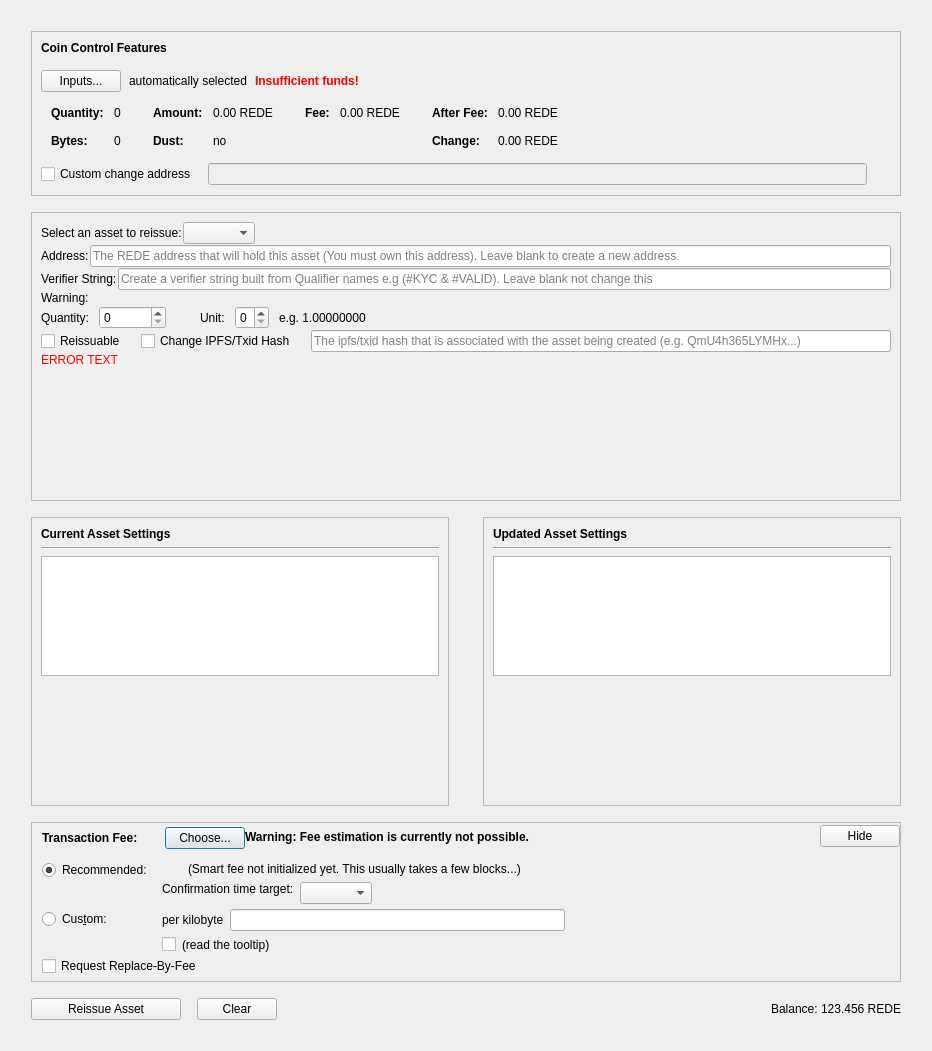
First picture: the form in src/qt/forms/reissueassetdialog.ui, repository shahepay/shahepay, before the edit.
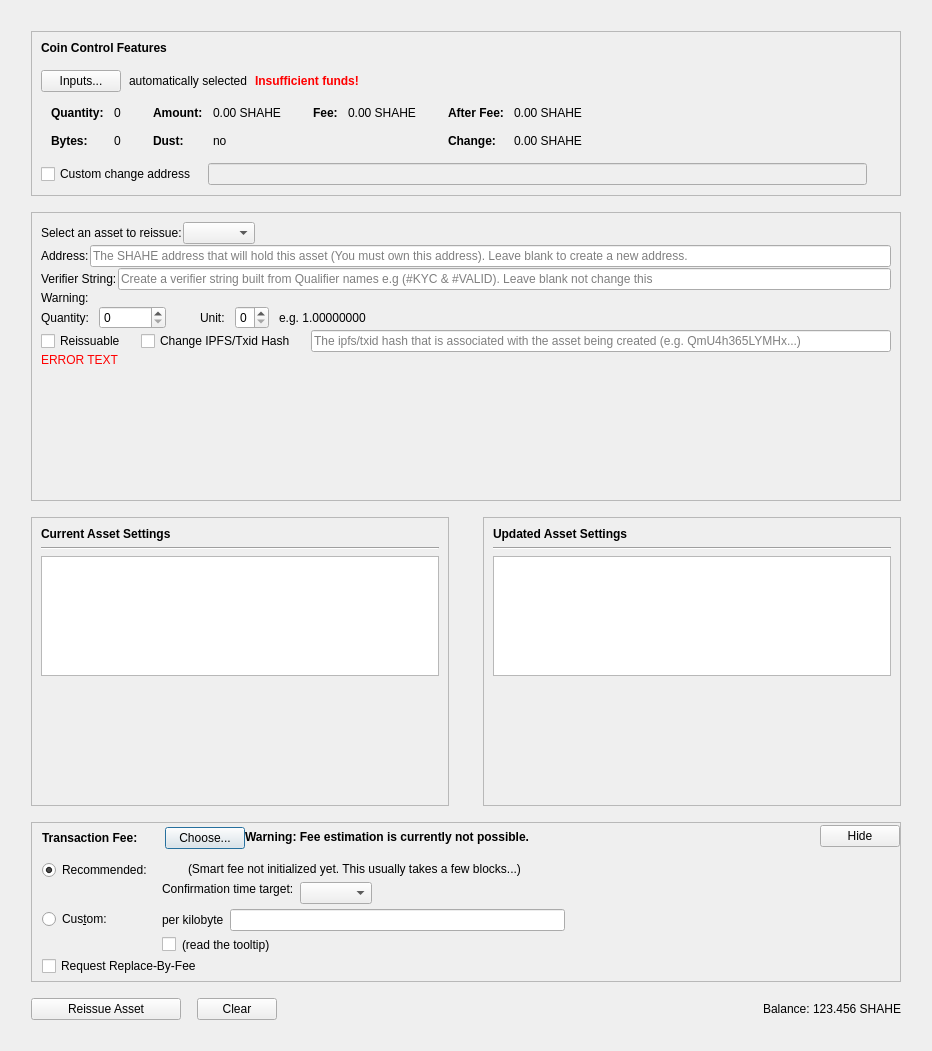
Second picture: the form after the edit. Custom widgets are drawn as their Qt base class.

The edit to the form file:
```diff
--- a/src/qt/forms/reissueassetdialog.ui
+++ b/src/qt/forms/reissueassetdialog.ui
@@ -320,7 +320,7 @@
                     <enum>Qt::ActionsContextMenu</enum>
                    </property>
                    <property name="text">
-                    <string notr="true">0.00 REDE</string>
+                    <string notr="true">0.00 SHAHE</string>
                    </property>
                    <property name="textInteractionFlags">
                     <set>Qt::LinksAccessibleByMouse|Qt::TextSelectableByKeyboard|Qt::TextSelectableByMouse</set>
@@ -400,7 +400,7 @@
                     <enum>Qt::ActionsContextMenu</enum>
                    </property>
                    <property name="text">
-                    <string notr="true">0.00 REDE</string>
+                    <string notr="true">0.00 SHAHE</string>
                    </property>
                    <property name="textInteractionFlags">
                     <set>Qt::LinksAccessibleByMouse|Qt::TextSelectableByKeyboard|Qt::TextSelectableByMouse</set>
@@ -451,7 +451,7 @@
                     <enum>Qt::ActionsContextMenu</enum>
                    </property>
                    <property name="text">
-                    <string notr="true">0.00 REDE</string>
+                    <string notr="true">0.00 SHAHE</string>
                    </property>
                    <property name="textInteractionFlags">
                     <set>Qt::LinksAccessibleByMouse|Qt::TextSelectableByKeyboard|Qt::TextSelectableByMouse</set>
@@ -480,7 +480,7 @@
                     <enum>Qt::ActionsContextMenu</enum>
                    </property>
                    <property name="text">
-                    <string notr="true">0.00 REDE</string>
+                    <string notr="true">0.00 SHAHE</string>
                    </property>
                    <property name="textInteractionFlags">
                     <set>Qt::LinksAccessibleByMouse|Qt::TextSelectableByKeyboard|Qt::TextSelectableByMouse</set>
@@ -648,7 +648,7 @@
                <string/>
               </property>
               <property name="placeholderText">
-               <string>The REDE address that will hold this asset (You must own this address). Leave blank to create a new address.</string>
+               <string>The SHAHE address that will hold this asset (You must own this address). Leave blank to create a new address.</string>
               </property>
              </widget>
             </item>
@@ -1566,7 +1566,7 @@
          <item>
           <widget class="QLabel" name="labelBalance">
            <property name="text">
-            <string>123.456 REDE</string>
+            <string>123.456 SHAHE</string>
            </property>
           </widget>
          </item>
```
Left out of the diff: 10 changed lines with no effect on the pictures.
